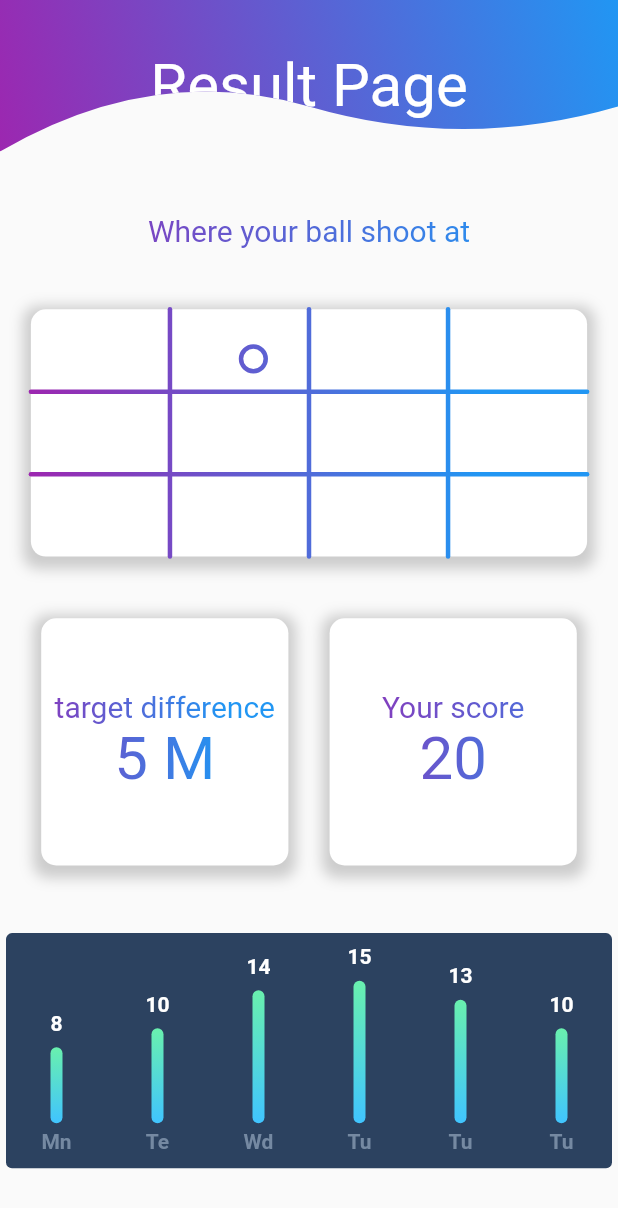
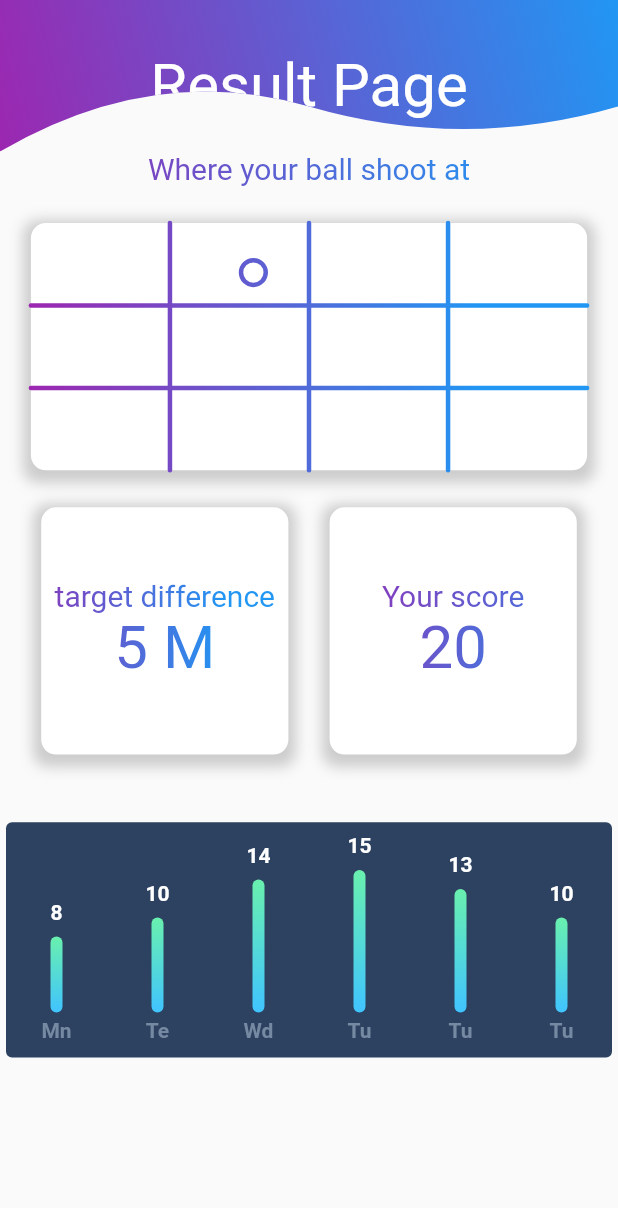
Before and after one commit to ggjj321/foot-ball-detect, a Flutter app: the screen it shows after launch, on a phone screen of 412 x 824 dp. Shown: the top 1208 px of the screen. Run offline on Flutter 3.47's test engine with Material 2 defaults, Android fonts, the phone set to English and light mode, and no system bars; drawn by our look-alikes of fl_chart; our stand-ins replace flutter_staggered_animations, image_picker.

Commit message:
build: result page animation

```diff
--- a/foot-ball-detect-app/lib/views/screens/result_page.dart
+++ b/foot-ball-detect-app/lib/views/screens/result_page.dart
@@ -1,4 +1,5 @@
 import 'package:flutter/material.dart';
+import 'package:flutter_staggered_animations/flutter_staggered_animations.dart';
 import '../widgets/barchart.dart';
 import '../widgets/wave_clip.dart';
 import '../widgets/goal_painter.dart';
@@ -43,8 +44,19 @@ class ResultPage extends StatelessWidget {
               ),
             ),
           )),
-      body: Column(
+      body: SingleChildScrollView(
+
+        child: AnimationLimiter(
+          child: Column(
             mainAxisAlignment: MainAxisAlignment.spaceEvenly,
+            children: AnimationConfiguration.toStaggeredList(
+              duration: const Duration(milliseconds: 375),
+              childAnimationBuilder: (widget) => SlideAnimation(
+                horizontalOffset: 50.0,
+                child: FadeInAnimation(
+                  child: widget,
+                ),
+              ),
               children: [
                 Text(
                   textAlign: TextAlign.center,
@@ -55,6 +67,9 @@ class ResultPage extends StatelessWidget {
                         ..shader = getLinearGradient(
                             Colors.purple, Colors.blue, 0, 350
                         )),
+                ),
+                SizedBox(
+                  height: screenHeight * 0.03,
                 ),
                 Container(
                   height: screenHeight * 0.2,
@@ -74,6 +89,9 @@ class ResultPage extends StatelessWidget {
                   child: CustomPaint(
                     foregroundPainter: GoalPainter(0.4, 0.2),
                   ),
+                ),
+                SizedBox(
+                  height: screenHeight * 0.03,
                 ),
                 Row(
                   mainAxisAlignment: MainAxisAlignment.spaceEvenly,
@@ -160,8 +178,14 @@ class ResultPage extends StatelessWidget {
                         ))
                   ],
                 ),
+                SizedBox(
+                  height: screenHeight * 0.05,
+                ),
                 const BarChartSample3(),
-        ],
+              ]
+            ),
+          ),
+        ),
       ),
     );
   }
--- a/foot-ball-detect-app/pubspec.yaml
+++ b/foot-ball-detect-app/pubspec.yaml
@@ -37,6 +37,7 @@ dependencies:
   provider: ^6.0.3
   image_picker: ^0.8.5+3
   fl_chart: ^0.55.1
+  flutter_staggered_animations: "^1.0.0"
 
 dev_dependencies:
   flutter_test:
```
Also changed, not shown: foot-ball-detect-app/pubspec.lock. Lines whose indentation alone changed are shown as unchanged.
